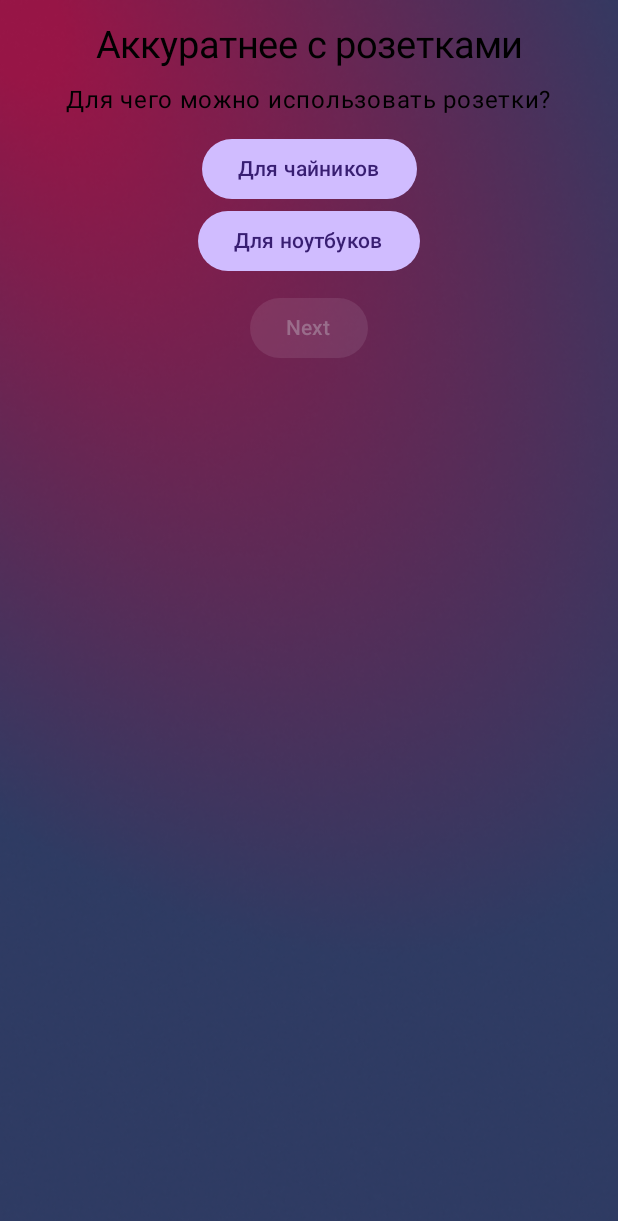
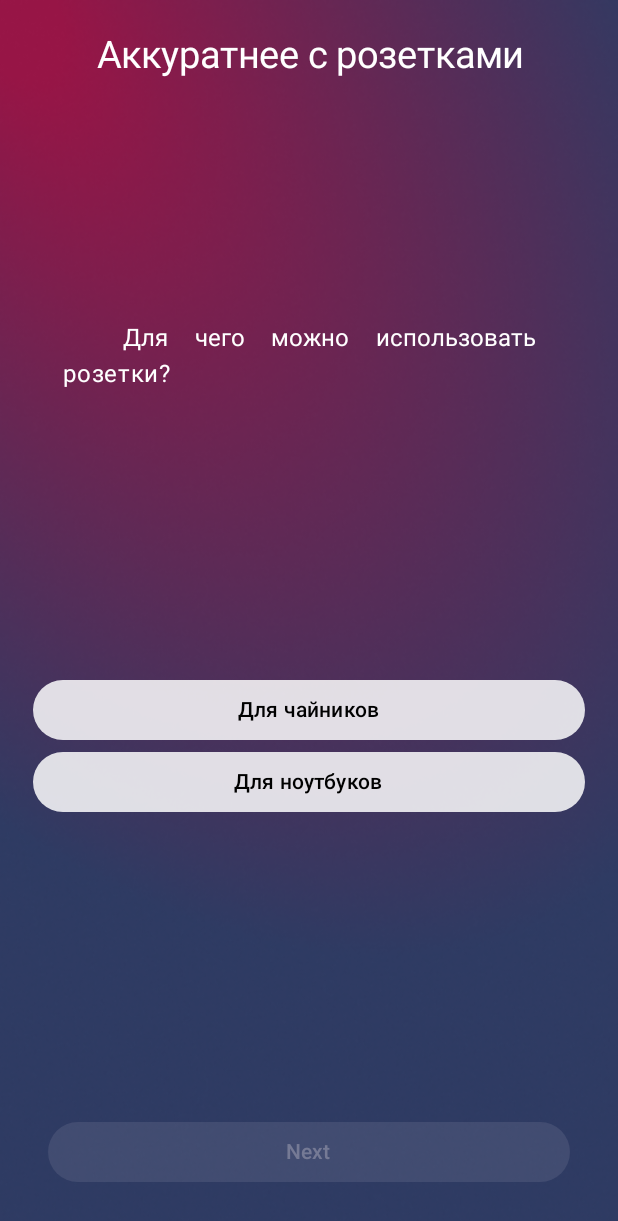
Before and after one commit to b0r1ngx/OnboardingApp, an Android app built with Jetpack Compose: the TestQuestionScreen screen opened through its navigation route, on a phone screen of 412 x 824 dp. Shown: the top 1221 px of the screen. Run offline under Robolectric (Android 15) with nearby library versions, the light colour scheme and no system bars.

Commit message:
Update design

```diff
--- a/app/src/main/java/com/smechotech/onboarding/MainActivity.kt
+++ b/app/src/main/java/com/smechotech/onboarding/MainActivity.kt
@@ -60,7 +60,7 @@ fun OnBoardingAppNavHost(
     navController: NavHostController,
     viewModel: UserViewModel
 ) = NavHost(
-    navController = navController, startDestination = MainScreen.name
+    navController = navController, startDestination = TestScreen.name
 ) {
     composable(OnBoardingScreen.name) {
         OnBoardingScreen(navController = navController)
--- a/app/src/main/java/com/smechotech/onboarding/ui/Common.kt
+++ b/app/src/main/java/com/smechotech/onboarding/ui/Common.kt
@@ -1,21 +1,101 @@
 package com.smechotech.onboarding.ui
 
+import androidx.compose.foundation.Image
+import androidx.compose.foundation.clickable
+import androidx.compose.foundation.layout.fillMaxWidth
 import androidx.compose.foundation.layout.padding
+import androidx.compose.material3.Button
+import androidx.compose.material3.ButtonColors
+import androidx.compose.material3.ButtonDefaults
 import androidx.compose.material3.Text
 import androidx.compose.runtime.Composable
 import androidx.compose.ui.Modifier
+import androidx.compose.ui.graphics.Color
+import androidx.compose.ui.res.painterResource
 import androidx.compose.ui.text.TextStyle
+import androidx.compose.ui.text.style.TextAlign
 import androidx.compose.ui.unit.dp
 import androidx.compose.ui.unit.sp
 
+/**
+ * Tittle function
+ *
+ * It's a big text on start of the screen
+ *
+ * Parameters:
+ * titleText: String,
+ * modifier: Modifier = Modifier
+ *
+ */
 @Composable
-fun Title(titleText: String) = Text(
+fun Title(
+    titleText: String,
+    modifier: Modifier = Modifier
+) = Text(
     text = titleText,
-    style = TextStyle(fontSize = 25.sp)
+    modifier = modifier,
+    style = TextStyle(fontSize = 25.sp),
+    color = Color.White,
+    textAlign = TextAlign.Center
 )
 
 @Composable
-fun Description(descriptionText: String) = Text(
-    text = descriptionText,
-    modifier = Modifier.padding(horizontal = 20.dp, vertical = 10.dp)
+fun Description(
+    descriptionText: String,
+    modifier: Modifier = Modifier
+) = Text(
+    text = "\t\t\t${descriptionText}",
+    modifier = modifier
+        .padding(all = 20.dp),
+    color = Color.White,
+    textAlign = TextAlign.Justify
 )
+
+@Composable
+fun TextButtonDesign(
+    onClick: () -> Unit,
+    modifier: Modifier = Modifier,
+    colors: ButtonColors = ButtonDefaults.buttonColors(
+        contentColor = Color.Black,
+        containerColor = Color(0xD6FFFFFF)
+    ),
+    enabled: Boolean = true,
+    text: @Composable () -> Unit
+) =
+    Button(
+        onClick = onClick,
+        modifier = modifier
+            .fillMaxWidth(),
+        enabled = enabled,
+        colors = colors
+    ) {
+        text()
+    }
+
+@Composable
+fun ImageDesign(
+    imageResource: Int?,
+    modifier: Modifier = Modifier
+) {
+    if (imageResource != null)
+        Image(
+            painter = painterResource(imageResource),
+            contentDescription = null,
+            modifier = modifier
+        )
+}
+
+@Composable
+fun ImageButton(
+    imageResource: Int?,
+    onClick: () -> Unit,
+    modifier: Modifier = Modifier,
+    contentDescription: String? = null
+) {
+    if (imageResource != null)
+        Image(
+            painter = painterResource(imageResource),
+            contentDescription = contentDescription,
+            modifier = Modifier.clickable { onClick() }
+        )
+}
--- a/app/src/main/java/com/smechotech/onboarding/ui/screens/TestQuestionsScreen.kt
+++ b/app/src/main/java/com/smechotech/onboarding/ui/screens/TestQuestionsScreen.kt
@@ -1,24 +1,30 @@
 package com.smechotech.onboarding.ui.screens
 
-import android.util.Log
 import androidx.compose.foundation.layout.Column
 import androidx.compose.foundation.layout.Row
 import androidx.compose.foundation.layout.fillMaxSize
 import androidx.compose.foundation.layout.padding
-import androidx.compose.material3.*
+import androidx.compose.material3.ButtonDefaults
+import androidx.compose.material3.Checkbox
+import androidx.compose.material3.CheckboxDefaults
+import androidx.compose.material3.Text
 import androidx.compose.runtime.*
 import androidx.compose.ui.Alignment
 import androidx.compose.ui.Modifier
 import androidx.compose.ui.graphics.Color
 import androidx.compose.ui.res.stringResource
+import androidx.compose.ui.tooling.preview.Devices.PIXEL_4
+import androidx.compose.ui.tooling.preview.Preview
 import androidx.compose.ui.unit.dp
 import androidx.navigation.NavHostController
+import androidx.navigation.compose.rememberNavController
 import com.smechotech.onboarding.R
 import com.smechotech.onboarding.UserViewModel
 import com.smechotech.onboarding.data.Answer
 import com.smechotech.onboarding.data.Question
 import com.smechotech.onboarding.ui.Description
 import com.smechotech.onboarding.ui.Navigation
+import com.smechotech.onboarding.ui.TextButtonDesign
 import com.smechotech.onboarding.ui.Title
 
 @Composable
@@ -37,16 +43,23 @@ fun TestQuestionScreen(
     Column(
         modifier = Modifier
             .fillMaxSize()
-            .padding(all = 15.dp),
+            .padding(all = 22.dp),
         horizontalAlignment = Alignment.CenterHorizontally
     ) {
-        Title(title)
-        Description(question.quest)
+        Title(
+            titleText = title,
+            modifier = Modifier.weight(0.6f)
+        )
+        Description(
+            descriptionText = question.quest,
+            modifier = Modifier.weight(0.9f)
+        )
         QuestionsList(
-            question,
+            question = question,
             isAnswerCheck = isAnswerCheck,
             isNext = isNext,
-            viewModel = viewModel
+            viewModel = viewModel,
+            modifier = Modifier.weight(1f)
         )
         ButtonCheckTest(
             isNext = isNext,
@@ -54,7 +67,8 @@ fun TestQuestionScreen(
             isFewAnswer = question.isFewAnswers,
             navController = navController,
             viewModel = viewModel,
-            modifier = Modifier.padding(all = 10.dp)
+            modifier = Modifier
+                .padding(all = 10.dp)
         )
     }
 }
@@ -67,15 +81,16 @@ fun QuestionsList(
     viewModel: UserViewModel,
     modifier: Modifier = Modifier
 ) {
-    if (question.isFewAnswers) FewAnswers(question, isAnswerCheck, isNext)
-    else NotFewAnswers(question, isAnswerCheck, viewModel)
+    if (question.isFewAnswers) FewAnswers(question, isAnswerCheck, isNext, modifier)
+    else NotFewAnswers(question, isAnswerCheck, viewModel, modifier)
 }
 
 @Composable
 fun FewAnswers(
     question: Question,
     isNext: MutableState<Boolean>,
-    isAnswerCheck: MutableState<Boolean>
+    isAnswerCheck: MutableState<Boolean>,
+    modifier: Modifier = Modifier
 ) {
     Column(horizontalAlignment = Alignment.Start) {
         val mutableStateCheckForEachCheckbox =
@@ -129,8 +144,10 @@ fun NotFewAnswers(
     viewModel: UserViewModel,
     modifier: Modifier = Modifier
 ) {
-    for (answer in question.answers) {
-        AnswerButton(answer, isAnswerCheck, viewModel)
+    Column(modifier = modifier) {
+        for (answer in question.answers) {
+            AnswerButton(answer, isAnswerCheck, viewModel)
+        }
     }
 }
 
@@ -141,17 +158,23 @@ fun AnswerButton(
     viewModel: UserViewModel,
     modifier: Modifier = Modifier
 ) {
-    var color by remember { mutableStateOf(Color.Blue) }
+    var color by remember { mutableStateOf(Color(0xD6FFFFFF)) }
 
-    Button(
+    TextButtonDesign(
         onClick = {
             isAnswerCheck.value = true
             if (answer.isCorrect) {
-                color = Color.Green
+                color = Color(66, 238, 38)
                 viewModel.currentCorrectAnswers++
-            } else color = Color.Red
+            } else color = Color(229, 29, 2)
         },
-        colors = ButtonDefaults.buttonColors(disabledContainerColor = color),
+        modifier = modifier,
+        colors = ButtonDefaults.buttonColors(
+            contentColor = Color.Black,
+            containerColor = Color(0xD6FFFFFF),
+            disabledContentColor = Color.Black,
+            disabledContainerColor = color
+        ),
         enabled = !isAnswerCheck.value
     ) {
         Text(text = answer.text)
@@ -167,21 +190,16 @@ fun ButtonCheckTest(
     viewModel: UserViewModel,
     modifier: Modifier = Modifier
 ) {
-
-    Button(
+    TextButtonDesign(
         onClick = {
             if (isFewAnswer) {
                 isNext.value = !isNext.value
             } else {
                 with(viewModel) {
                     currentQuestionIndex++
-                    Log.d("Test", currentQuestionIndex.toString())
-                    Log.d("Test", currentTestQuestionSize.toString())
                     if (currentQuestionIndex == currentTestQuestionSize) {
-                        Log.d("Test", "if")
                         navController.navigate(Navigation.RewardingAfterTestScreen.name)
                     } else {
-                        Log.d("Test", "else")
                         navController.navigate(Navigation.TestQuestionScreen.name)
                     }
                 }
@@ -197,17 +215,14 @@ fun ButtonCheckTest(
     }
 }
 
-//@Preview(
-//    showBackground = true,
-//    device = PIXEL_4
-//)
-//@Composable
-//fun TestQuestionsPreview() {
-//    TestQuestionScreen(
-//        navController = rememberNavController(),
-//        viewModel = UserViewModel(),
-//        testTest.title,
-//        testTest.questions[0],
-//        correctAnswersCount = MutableState
-//    )
-//}
+@Preview(
+    showBackground = true,
+    device = PIXEL_4
+)
+@Composable
+fun TestQuestionsPreview() {
+    TestQuestionScreen(
+        navController = rememberNavController(),
+        viewModel = UserViewModel()
+    )
+}
--- a/app/src/main/java/com/smechotech/onboarding/ui/screens/TestScreen.kt
+++ b/app/src/main/java/com/smechotech/onboarding/ui/screens/TestScreen.kt
@@ -1,15 +1,12 @@
 package com.smechotech.onboarding.ui.screens
 
-import androidx.compose.foundation.Image
 import androidx.compose.foundation.layout.Column
 import androidx.compose.foundation.layout.fillMaxSize
 import androidx.compose.foundation.layout.padding
-import androidx.compose.material3.Button
 import androidx.compose.material3.Text
 import androidx.compose.runtime.Composable
 import androidx.compose.ui.Alignment
 import androidx.compose.ui.Modifier
-import androidx.compose.ui.res.painterResource
 import androidx.compose.ui.res.stringResource
 import androidx.compose.ui.tooling.preview.Devices.PIXEL_4
 import androidx.compose.ui.tooling.preview.Preview
@@ -19,21 +16,25 @@ import androidx.navigation.compose.rememberNavController
 import com.smechotech.onboarding.R
 import com.smechotech.onboarding.data.Test
 import com.smechotech.onboarding.data.testTest
-import com.smechotech.onboarding.ui.Description
-import com.smechotech.onboarding.ui.Navigation
-import com.smechotech.onboarding.ui.Title
+import com.smechotech.onboarding.ui.*
 
 @Composable
 fun TestScreen(navController: NavHostController, test: Test) {
     Column(
         modifier = Modifier
             .fillMaxSize()
-            .padding(all = 15.dp),
+            .padding(all = 22.dp),
         horizontalAlignment = Alignment.CenterHorizontally
     ) {
-        Title(test.title)
-        Image(test.image)
-        Description(test.theory)
+        Title(titleText = test.title)
+        ImageDesign(
+            imageResource = test.image,
+            modifier = Modifier.weight(1f)
+        )
+        Description(
+            descriptionText = test.theory,
+            modifier = Modifier.weight(1f)
+        )
         ButtonToTest(navController)
     }
 }
@@ -43,21 +44,12 @@ fun ButtonToTest(
     navController: NavHostController,
     modifier: Modifier = Modifier
 ) {
-    Button(
+    TextButtonDesign(
         onClick = { navController.navigate(Navigation.TestQuestionScreen.name) },
         modifier = modifier
     ) {
         Text(text = stringResource(id = R.string.Start))
     }
-}
-
-@Composable
-fun Image(imageResource: Int?) {
-    if (imageResource != null)
-        Image(
-            painter = painterResource(imageResource),
-            contentDescription = null
-        )
 }
 
 @Preview(
```
Also changed, not shown: app/src/main/java/com/smechotech/onboarding/data/tests.kt (+31 -1 lines), app/src/main/java/com/smechotech/onboarding/ui/screens/LoginScreen.kt (+30 -15 lines).
